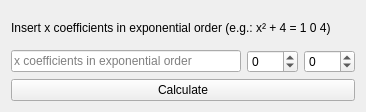
First picture: the form in Inversitive/inversitive.ui, repository massix/Sensitive, before the edit.
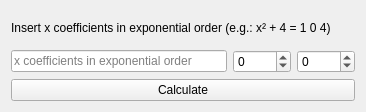
Second picture: the form after the edit.

Commit message: Allow a wider calculation range

```diff
--- a/Inversitive/inversitive.ui
+++ b/Inversitive/inversitive.ui
@@ -38,20 +38,20 @@
        <item>
         <widget class="QSpinBox" name="minimum">
          <property name="minimum">
-          <number>-100</number>
+          <number>-1000</number>
          </property>
          <property name="maximum">
-          <number>100</number>
+          <number>1000</number>
          </property>
         </widget>
        </item>
        <item>
         <widget class="QSpinBox" name="maximum">
          <property name="minimum">
-          <number>-100</number>
+          <number>-1000</number>
          </property>
          <property name="maximum">
-          <number>100</number>
+          <number>1000</number>
          </property>
         </widget>
        </item>
```
